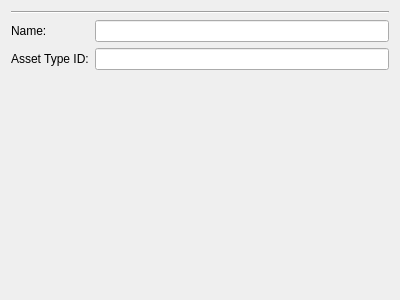
Before: the Qt Designer form src/gui/widgets/assetdetails.ui in Open-Transactions/Moneychanger, drawn with Qt 5.
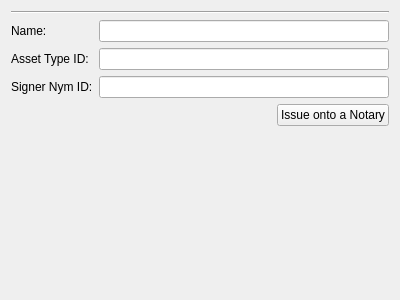
After: the same form once the commit is applied. Custom widgets are drawn as their Qt base class.

Commit message: Added "Signer Nym" to asset details page.

Diff of the .ui file:
```diff
--- a/src/gui/widgets/assetdetails.ui
+++ b/src/gui/widgets/assetdetails.ui
@@ -23,6 +23,13 @@
    </item>
    <item>
     <layout class="QGridLayout" name="gridLayout">
+     <item row="1" column="1">
+      <widget class="QLineEdit" name="lineEditID">
+       <property name="readOnly">
+        <bool>true</bool>
+       </property>
+      </widget>
+     </item>
      <item row="1" column="0">
       <widget class="QLabel" name="labelID">
        <property name="text">
@@ -59,8 +66,15 @@
        </property>
       </widget>
      </item>
-     <item row="1" column="1">
-      <widget class="QLineEdit" name="lineEditID">
+     <item row="2" column="0">
+      <widget class="QLabel" name="labelNymID">
+       <property name="text">
+        <string>Signer Nym ID:</string>
+       </property>
+      </widget>
+     </item>
+     <item row="2" column="1">
+      <widget class="QLineEdit" name="lineEditNymID">
        <property name="readOnly">
         <bool>true</bool>
        </property>
@@ -68,6 +82,39 @@
      </item>
     </layout>
    </item>
+   <item>
+    <layout class="QHBoxLayout" name="horizontalLayout">
+     <item>
+      <spacer name="horizontalSpacer">
+       <property name="orientation">
+        <enum>Qt::Horizontal</enum>
+       </property>
+       <property name="sizeHint" stdset="0">
+        <size>
+         <width>40</width>
+         <height>20</height>
+        </size>
+       </property>
+      </spacer>
+     </item>
+     <item>
+      <widget class="QPushButton" name="pushButton">
+       <property name="sizePolicy">
+        <sizepolicy hsizetype="Fixed" vsizetype="Fixed">
+         <horstretch>0</horstretch>
+         <verstretch>0</verstretch>
+        </sizepolicy>
+       </property>
+       <property name="layoutDirection">
+        <enum>Qt::LeftToRight</enum>
+       </property>
+       <property name="text">
+        <string>Issue onto a Notary</string>
+       </property>
+      </widget>
+     </item>
+    </layout>
+   </item>
    <item>
     <spacer name="verticalSpacer">
      <property name="orientation">
```
The commit also changes 5 other files.
